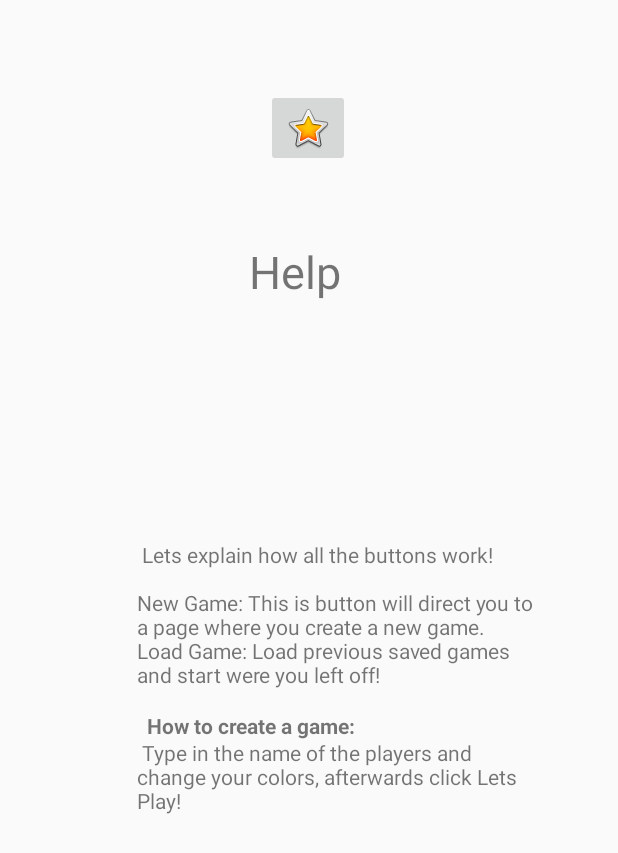
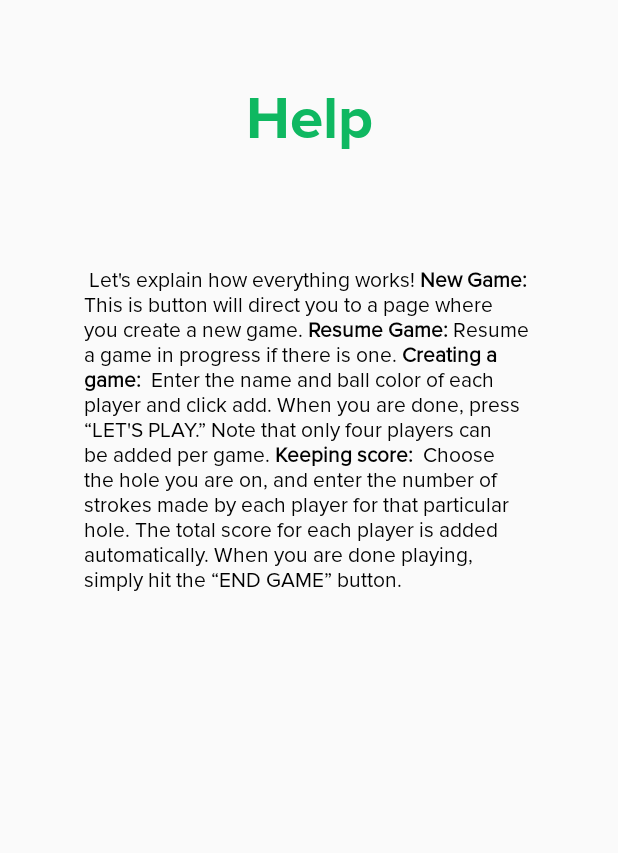
Before and after one commit to KarimnM/Golf-App, an Android app: the HelpActivity screen opened directly, with no data from a screen before it, on a phone screen of 412 x 824 dp. Shown: the top 853 px of the screen. Run offline under Robolectric (Android 15) with nearby library versions, the phone set to English and light mode, and no system bars.

Commit message:
revamped help page

```diff
--- a/app/src/main/java/com/example/thebtilliantsmini_golf/HelpActivity.java
+++ b/app/src/main/java/com/example/thebtilliantsmini_golf/HelpActivity.java
@@ -13,14 +13,7 @@ public class HelpActivity extends AppCompatActivity {
     protected void onCreate(Bundle savedInstanceState) {
         super.onCreate(savedInstanceState);
         setContentView(R.layout.activity_help);
-        ImageButton hpImBt = findViewById(R.id.HPimageBt);
 
-        hpImBt.setOnClickListener(new View.OnClickListener() {
-            @Override
-            public void onClick(View v) {
-                mainActivity();
-            }
-        });
 
     }
 
--- a/app/src/main/res/layout/activity_help.xml
+++ b/app/src/main/res/layout/activity_help.xml
@@ -7,42 +7,42 @@
     tools:context=".HelpActivity">
 
     <TextView
-        android:id="@+id/textView3"
-        android:layout_width="362dp"
-        android:layout_height="77dp"
+        android:id="@+id/header"
+        android:layout_width="250dp"
+        android:layout_height="50dp"
+        android:layout_marginStart="80dp"
+        android:layout_marginTop="30dp"
+        android:layout_marginEnd="80dp"
+        android:layout_marginBottom="19dp"
         android:clickable="false"
+        android:fontFamily="@font/proxima_nova_bold"
         android:text="@string/help"
+
         android:textAlignment="center"
-        android:textSize="30sp"
-        app:layout_constraintBottom_toBottomOf="parent"
+        android:textColor="#0fb861"
+        android:textSize="40sp"
+        app:layout_constraintBottom_toTopOf="@+id/instructions"
         app:layout_constraintEnd_toEndOf="parent"
-        app:layout_constraintHorizontal_bias="0.326"
         app:layout_constraintStart_toStartOf="parent"
-        app:layout_constraintTop_toTopOf="parent"
-        app:layout_constraintVertical_bias="0.215" />
+        app:layout_constraintTop_toTopOf="parent" />
 
     <TextView
-        android:id="@+id/textView4"
-        android:layout_width="268dp"
-        android:layout_height="354dp"
+        android:id="@+id/instructions"
+        android:layout_width="300dp"
+        android:layout_height="450dp"
+        android:layout_marginStart="55dp"
+        android:layout_marginTop="30dp"
+        android:layout_marginEnd="56dp"
+        android:layout_marginBottom="171dp"
+
+
+        android:fontFamily="@font/proxima_nova_regular"
         android:text="@string/help_text"
+        android:textColor="#000"
         android:textSize="14sp"
         app:layout_constraintBottom_toBottomOf="parent"
         app:layout_constraintEnd_toEndOf="parent"
-        app:layout_constraintHorizontal_bias="0.636"
         app:layout_constraintStart_toStartOf="parent"
-        app:layout_constraintTop_toTopOf="parent"
-        app:layout_constraintVertical_bias="0.766" />
+        app:layout_constraintTop_toBottomOf="@+id/header" />
 
-    <ImageButton
-        android:id="@+id/HPimageBt"
-        android:layout_width="wrap_content"
-        android:layout_height="wrap_content"
-        app:layout_constraintBottom_toBottomOf="parent"
-        app:layout_constraintEnd_toEndOf="parent"
-        app:layout_constraintHorizontal_bias="0.498"
-        app:layout_constraintStart_toStartOf="parent"
-        app:layout_constraintTop_toTopOf="parent"
-        app:layout_constraintVertical_bias="0.077"
-        app:srcCompat="@android:drawable/btn_star_big_on" />
 </androidx.constraintlayout.widget.ConstraintLayout>
--- a/app/src/main/res/layout/activity_main.xml
+++ b/app/src/main/res/layout/activity_main.xml
@@ -80,7 +80,7 @@
         android:layout_height="17dp"
         android:fontFamily="@font/proxima_nova_regular"
         android:text="@string/copyright"
-        android:textColor="#0C0E0E"
+        android:textColor="#000"
         app:layout_constraintBottom_toBottomOf="parent"
         app:layout_constraintEnd_toEndOf="parent"
         app:layout_constraintHorizontal_bias="0.066"
--- a/app/src/main/res/values/strings.xml
+++ b/app/src/main/res/values/strings.xml
@@ -62,13 +62,21 @@
     <!--Help Page-->
     <string name="help">Help</string>
     <string name="help_text">
-        Lets explain how all the buttons work!\n\nNew Game: This is button will direct you to a page where you create a new game.\nLoad Game: Load previous saved games and start were you left off!\n\n
-     <b> How to create a game:</b>\n
-        Type in the name of the players and change your colors, afterwards click Lets Play! </string>
+        Let\&apos;s explain how everything works!<br /><br /><br />
+        <b>New Game: </b>This is button will direct you to a page where you create a new game.<br /><br />
+        <b>Resume Game: </b>Resume a game in progress if there is one.<br /><br /><br />
+        <b>Creating a game: </b><br /><br />
+        Enter the name and ball color of each player and click add. When you are done, press &#8220;LET\&apos;S PLAY.&#8221;
+        Note that only four players can be added per game.<br /><br /><br />
+        <b>Keeping score: </b><br /><br />
+        Choose the hole you are on, and enter the number of strokes made by each player for that particular hole.
+        The total score for each player is added automatically. When you are done playing, simply hit
+        the &#8220;END GAME&#8221; button.
+    </string>
 
 
     <!--New Game Page-->
-    <string name="play">Let\'s Play!</string>
+    <string name="play">Let\&apos;s Play!</string>
     <string name="enter_game_title_here">Enter game title here</string>
     <string name="instructions_new_game">Enter player names and ball colors. Maximum 4 players.</string>
     <string name="add_players">Add Players</string>
```
Also changed, not shown: 526 other files.
